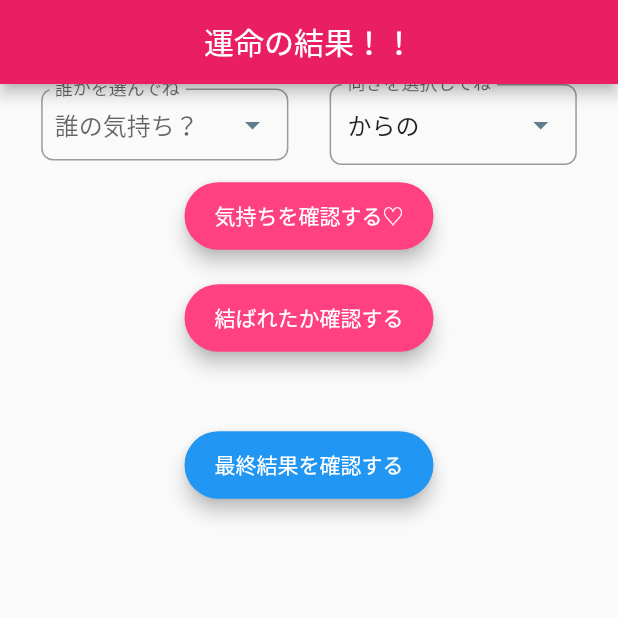
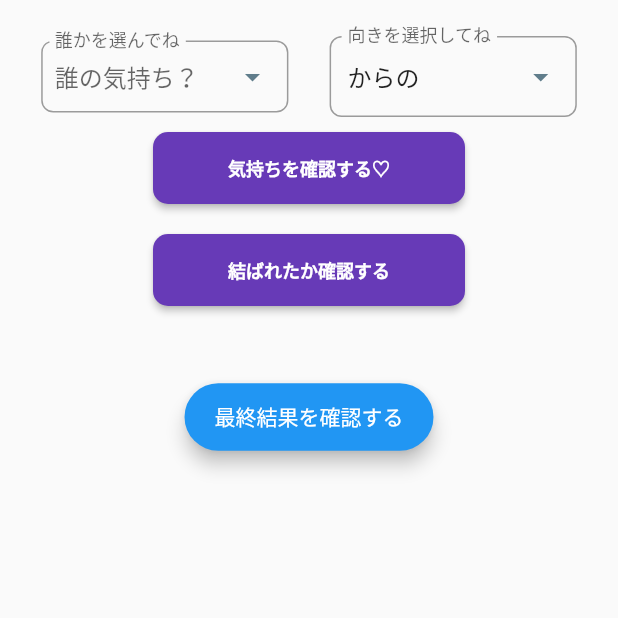
Before and after one commit to Yeongse/lovemaggedon, a Flutter app: the CouplingPage screen opened directly, on a phone screen of 412 x 824 dp, the top half of it. Run offline on Flutter 3.47's test engine with Material 2 defaults, Android fonts, the phone set to English and light mode, and no system bars; our stand-ins replace camera, flutter_riverpod.

Commit message:
:fix: appbarの削除と若干のスタイル修正

```diff
--- a/lib/pages/cameraPage.dart
+++ b/lib/pages/cameraPage.dart
@@ -35,10 +35,6 @@ class CameraPageState extends State<CameraPage> {
   @override
   Widget build(BuildContext context) {
     return Scaffold(
-      appBar: AppBar(
-        title: const Text("撮影"),
-        centerTitle: true,
-      ),
       body: FutureBuilder<void>(
         future: _initializeControllerFuture,
         builder: (context, snapshot) {
--- a/lib/pages/couplingPage.dart
+++ b/lib/pages/couplingPage.dart
@@ -36,7 +36,7 @@ class _SmallMemberRadioComponentState extends State<SmallMemberRadioComponent> {
     final deviceSize = MediaQuery.of(context).size;
 
     // 画像のサイズを定義
-    double imageWidth = deviceSize.width * (widget.isSmall ? 0.175 : 0.35);
+    double imageWidth = deviceSize.width * (widget.isSmall ? 0.15 : 0.3);
     double imageHeight = imageWidth * 1.5; // 画像を長方形にするために高さを1.5倍にします。
 
     List<Widget> mainChildren = [
@@ -161,14 +161,6 @@ class _CouplingPageState extends State<CouplingPage>
           .toList();
 
       return Scaffold(
-        appBar: AppBar(
-          title: const Text(
-            "運命の結果！！",
-            style: TextStyle(color: Colors.white),
-          ),
-          centerTitle: true,
-          automaticallyImplyLeading: false,
-        ),
         body: SingleChildScrollView(
           child: Column(children: [
             CustomPaint(
@@ -176,6 +168,7 @@ class _CouplingPageState extends State<CouplingPage>
                   MultiLinePainter(lines: lines, progress: _animation.value),
               child: Container(),
             ),
+            const SizedBox(height: 24.0),
             Row(
               mainAxisAlignment: MainAxisAlignment.spaceBetween,
               children: [
@@ -273,14 +266,16 @@ class _CouplingPageState extends State<CouplingPage>
               margin: const EdgeInsets.all(10),
               child: ElevatedButton(
                 style: ElevatedButton.styleFrom(
-                  foregroundColor: Colors.white,
-                  backgroundColor: Colors.pinkAccent, // テキストの色
+                  backgroundColor: Colors.deepPurple,
+                  padding:
+                      const EdgeInsets.symmetric(horizontal: 50, vertical: 15),
+                  textStyle: const TextStyle(
+                    fontSize: 12,
+                    fontWeight: FontWeight.bold,
+                  ),
                   shape: RoundedRectangleBorder(
-                    borderRadius: BorderRadius.circular(30), // ボタンの角を丸く
+                    borderRadius: BorderRadius.circular(10.0),
                   ),
-                  padding: const EdgeInsets.symmetric(
-                      horizontal: 20, vertical: 12), // ボタンのサイズ調整
-                  elevation: 5, // ボタンの影の高さ
                 ),
                 onPressed: () {
                   if (revealIndex != -1) {
@@ -310,8 +305,6 @@ class _CouplingPageState extends State<CouplingPage>
                                             : love.toIndex == revealIndex)
                                         .toList();
                                     isOpened = true;
-                                    print(matchedLoves);
-                                    print(matchedLoves.length);
                                     if (matchedLoves.isEmpty) {
                                       showDialog(
                                         context: context,
@@ -362,9 +355,15 @@ class _CouplingPageState extends State<CouplingPage>
 
                                         return Line(
                                             startX: centerPositionFrom.dx,
-                                            startY: centerPositionFrom.dy - 102,
+                                            startY: centerPositionFrom.dy -
+                                                102 +
+                                                100 +
+                                                2,
                                             endX: centerPositionTo.dx,
-                                            endY: centerPositionTo.dy - 102);
+                                            endY: centerPositionTo.dy -
+                                                102 +
+                                                100 +
+                                                2);
                                       }).toList();
                                       _controller.forward(from: 0);
                                       Navigator.of(context).pop();
@@ -405,14 +404,16 @@ class _CouplingPageState extends State<CouplingPage>
               margin: const EdgeInsets.all(10),
               child: ElevatedButton(
                 style: ElevatedButton.styleFrom(
-                  foregroundColor: Colors.white,
-                  backgroundColor: Colors.pinkAccent, // テキストの色
+                  backgroundColor: Colors.deepPurple,
+                  padding:
+                      const EdgeInsets.symmetric(horizontal: 50, vertical: 15),
+                  textStyle: const TextStyle(
+                    fontSize: 12,
+                    fontWeight: FontWeight.bold,
+                  ),
                   shape: RoundedRectangleBorder(
-                    borderRadius: BorderRadius.circular(30), // ボタンの角を丸く
+                    borderRadius: BorderRadius.circular(10.0),
                   ),
-                  padding: const EdgeInsets.symmetric(
-                      horizontal: 20, vertical: 12), // ボタンのサイズ調整
-                  elevation: 5, // ボタンの影の高さ
                 ),
                 child: const Text('結ばれたか確認する'),
                 onPressed: () {
@@ -490,7 +491,7 @@ class _CouplingPageState extends State<CouplingPage>
                     builder: (BuildContext context) {
                       return AlertDialog(
                         title: const Text('確認'),
-                        content: const Text('最終結果を確認して良い？(全員の結果が見えてしまうよ)'),
+                        content: const Text('最終結果を確認して良い？\n※全員の結果が見えてしまうよ'),
                         actions: <Widget>[
                           TextButton(
                             child: const Text('キャンセル'),
@@ -591,8 +592,10 @@ void _showPopUp(BuildContext context, List<Member> couple) {
                     child: Text(
                       'カップル成立♡',
                       style: TextStyle(
-                        fontSize: 24.0,
+                        fontFamily: 'Bebas Neue',
+                        fontSize: 24,
                         fontWeight: FontWeight.bold,
+                        color: Colors.red,
                       ),
                     ),
                   ),
--- a/lib/pages/guidePage.dart
+++ b/lib/pages/guidePage.dart
@@ -15,9 +15,6 @@ class GuidePage extends StatelessWidget {
 
       Widget buildScaffold(String text, Function onPressed) {
         return Scaffold(
-          appBar: AppBar(
-            automaticallyImplyLeading: false,
-          ),
           body: Padding(
             padding: const EdgeInsets.all(16.0),
             child: Center(
@@ -64,7 +61,7 @@ class GuidePage extends StatelessWidget {
 
       if (index >= ref.watch(memberNumProvider)) {
         return buildScaffold(
-          '全員の登録が完了したよ！お疲れさま！',
+          '全員の登録が完了したよ！\nみんなを一覧表示するね！',
           () {
             Navigator.push(
               context,
@@ -76,7 +73,7 @@ class GuidePage extends StatelessWidget {
         return ref.watch(cameraProvider).when(
               data: (camera) {
                 return buildScaffold(
-                  '${index + 1}番目の参加者を登録するよ!',
+                  '${index + 1}番目の参加者を登録するよ！',
                   () {
                     Navigator.push(
                       context,
```
Also changed, not shown: lib/pages/ChoosePage.dart (+3 -12 lines), lib/pages/allMembersPage.dart (+5 -15 lines), lib/pages/finalPage.dart (+25 -30 lines), lib/pages/homePage.dart (+0 -7 lines), lib/pages/matchGuidePage.dart (+2 -8 lines), lib/pages/registerPage.dart (+2 -6 lines), lib/pages/settingPage.dart (+2 -8 lines).
